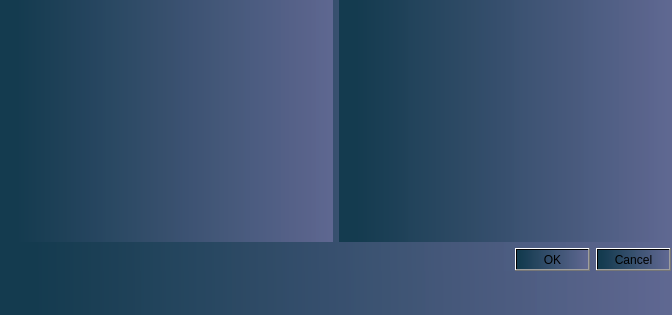
The window that ImageShow.ui (RedaVaisetaite/Space-Filling-Curves.-Coding-Text-To-Image) describes before a commit, drawn with Qt 5.
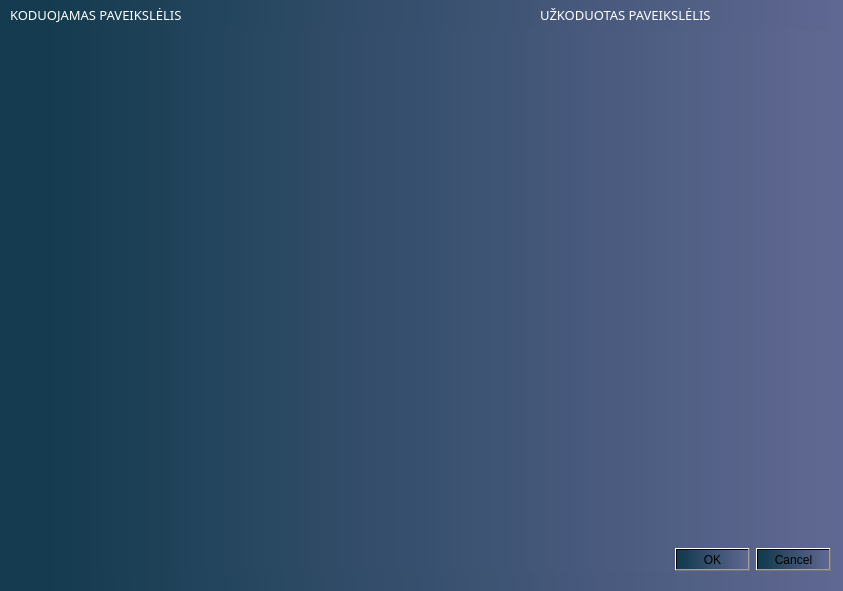
The same window after the commit.

The edit to the form file:
```diff
--- a/ImageShow.ui
+++ b/ImageShow.ui
@@ -6,8 +6,8 @@
    <rect>
     <x>0</x>
     <y>0</y>
-    <width>672</width>
-    <height>315</height>
+    <width>843</width>
+    <height>591</height>
    </rect>
   </property>
   <property name="windowTitle">
@@ -20,9 +20,9 @@
    <property name="geometry">
     <rect>
      <x>0</x>
-     <y>0</y>
-     <width>671</width>
-     <height>271</height>
+     <y>30</y>
+     <width>831</width>
+     <height>541</height>
     </rect>
    </property>
    <layout class="QVBoxLayout" name="verticalLayout">
@@ -30,6 +30,9 @@
      <layout class="QHBoxLayout" name="horizontalLayout">
       <item>
        <widget class="QLabel" name="image1">
+        <property name="styleSheet">
+         <string notr="true">background-color: rgba(0,0,0,0%)</string>
+        </property>
         <property name="text">
          <string/>
         </property>
@@ -37,6 +40,9 @@
       </item>
       <item>
        <widget class="QLabel" name="image2">
+        <property name="styleSheet">
+         <string notr="true">background-color: rgba(0,0,0,0%)</string>
+        </property>
         <property name="text">
          <string/>
         </property>
@@ -56,6 +62,50 @@
     </item>
    </layout>
   </widget>
+  <widget class="QLabel" name="label">
+   <property name="geometry">
+    <rect>
+     <x>10</x>
+     <y>0</y>
+     <width>211</width>
+     <height>31</height>
+    </rect>
+   </property>
+   <property name="font">
+    <font>
+     <family>Microsoft YaHei</family>
+     <pointsize>10</pointsize>
+    </font>
+   </property>
+   <property name="styleSheet">
+    <string notr="true">background-color: rgba(0,0,0,0%)</string>
+   </property>
+   <property name="text">
+    <string>&lt;html&gt;&lt;head/&gt;&lt;body&gt;&lt;p&gt;&lt;span style=&quot; color:#ffffff;&quot;&gt;KODUOJAMAS PAVEIKSLĖLIS&lt;/span&gt;&lt;/p&gt;&lt;/body&gt;&lt;/html&gt;</string>
+   </property>
+  </widget>
+  <widget class="QLabel" name="label_2">
+   <property name="geometry">
+    <rect>
+     <x>540</x>
+     <y>0</y>
+     <width>211</width>
+     <height>31</height>
+    </rect>
+   </property>
+   <property name="font">
+    <font>
+     <family>Microsoft YaHei</family>
+     <pointsize>10</pointsize>
+    </font>
+   </property>
+   <property name="styleSheet">
+    <string notr="true">background-color: rgba(0,0,0,0%)</string>
+   </property>
+   <property name="text">
+    <string>&lt;html&gt;&lt;head/&gt;&lt;body&gt;&lt;p&gt;&lt;span style=&quot; color:#ffffff;&quot;&gt;UŽKODUOTAS PAVEIKSLĖLIS&lt;/span&gt;&lt;/p&gt;&lt;/body&gt;&lt;/html&gt;</string>
+   </property>
+  </widget>
  </widget>
  <resources/>
  <connections>
```
